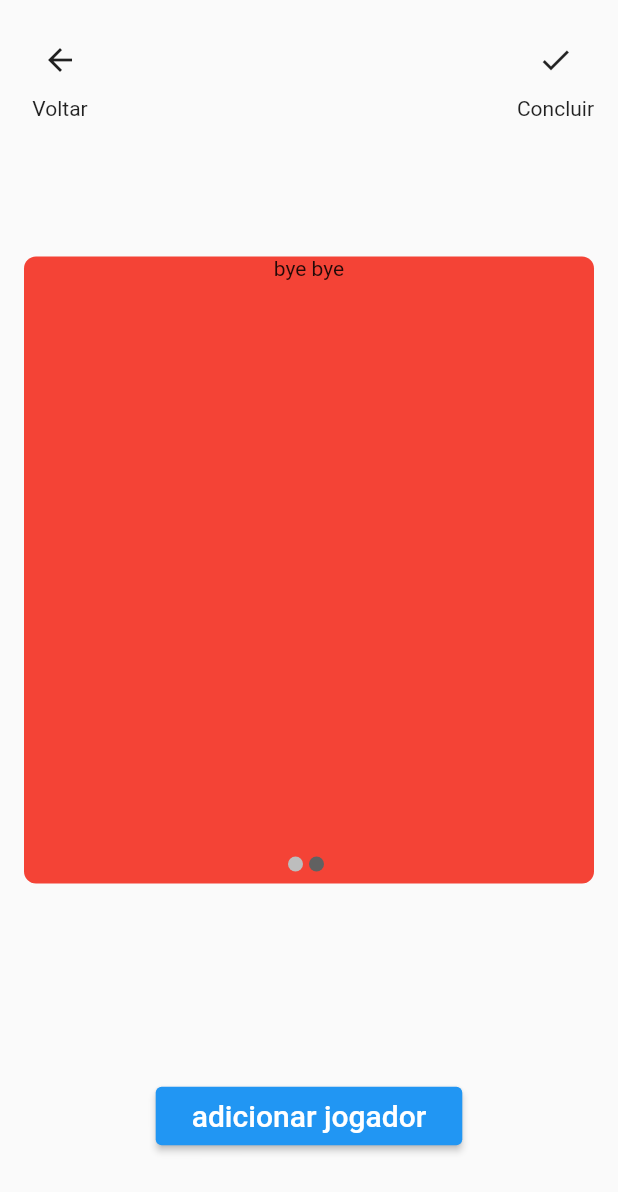
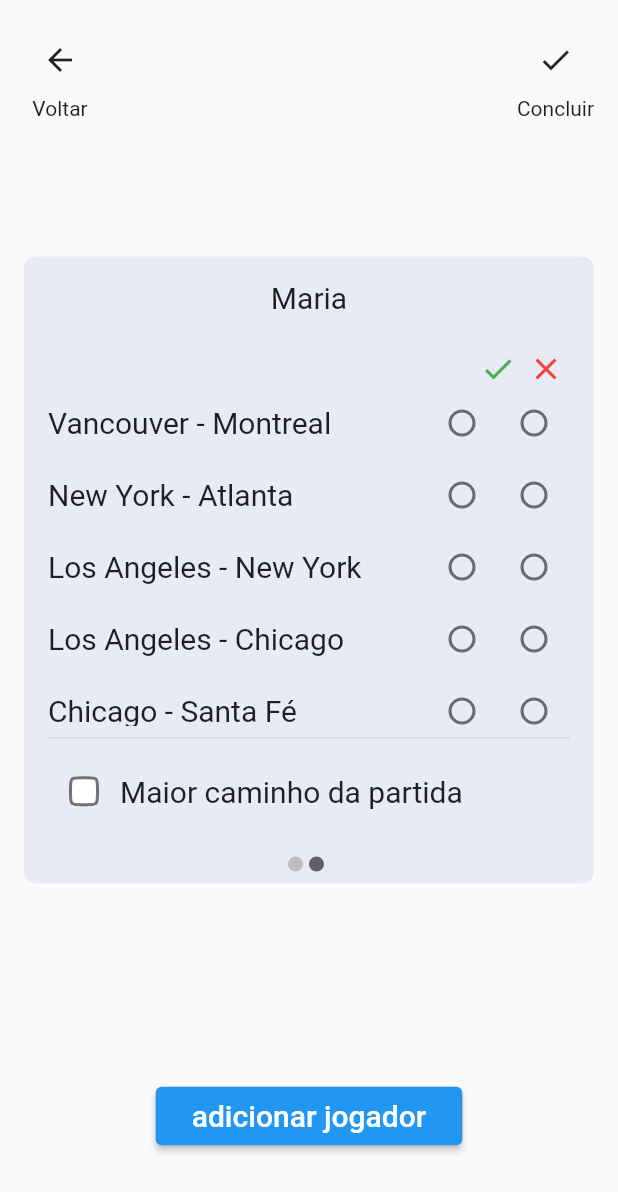
Before and after one commit to DevAlePeppermint/projeto_final, a Flutter app: the TicketToRideScore screen opened by its route, swiped to page 2, on a phone screen of 412 x 824 dp. Shown: the top 1192 px of the screen. Run offline on Flutter 3.47's test engine with Material 2 defaults, Android fonts, the phone set to English and light mode, and no system bars; drawn by our look-alikes of carousel_slider.

Commit message:
Desenvolve pagina de goals

```diff
--- /dev/null
+++ b/lib/pages/games/ticket_to_ride/components/goal_cities.dart
@@ -0,0 +1,48 @@
+import 'package:flutter/material.dart';
+import 'package:projeto_final/components/text_secondary.dart';
+
+class GoalCities extends StatefulWidget {
+  final cityName;
+
+  const GoalCities({
+    super.key,
+    required this.cityName,
+  });
+
+  @override
+  State<GoalCities> createState() => _GoalCitiesState();
+}
+
+class _GoalCitiesState extends State<GoalCities> {
+  String? goalStatus = 'not taken';
+
+  @override
+  Widget build(BuildContext context) {
+    return Row(
+      children: [
+        TextSecondary(text: widget.cityName),
+        const Spacer(),
+        Radio(
+          value: 'finished',
+          toggleable: true,
+          groupValue: goalStatus,
+          onChanged: (selectedValue) {
+            setState(() {
+              goalStatus = selectedValue;
+            });
+          },
+        ),
+        Radio(
+          value: 'unfinished',
+          toggleable: true,
+          groupValue: goalStatus,
+          onChanged: (selectedValue) {
+            setState(() {
+              goalStatus = selectedValue;
+            });
+          },
+        ),
+      ],
+    );
+  }
+}
--- /dev/null
+++ b/lib/pages/games/ticket_to_ride/components/goal_selecter.dart
@@ -0,0 +1,38 @@
+import 'package:flutter/material.dart';
+import 'package:projeto_final/pages/games/ticket_to_ride/components/goal_cities.dart';
+
+import '../../../../services/games/ticket_to_ride.dart';
+
+class GoalSelecter extends StatefulWidget {
+  const GoalSelecter({super.key});
+
+  @override
+  State<GoalSelecter> createState() => _GoalSelecterState();
+}
+
+class _GoalSelecterState extends State<GoalSelecter> {
+
+  @override
+  Widget build(BuildContext context) {
+    return SizedBox(
+      height: 250,
+      child: ListView(
+        shrinkWrap: true,
+        children: [
+          const Row(
+            mainAxisAlignment: MainAxisAlignment.end,
+            children: [
+              Icon(Icons.check, color: Colors.green,),
+              SizedBox(width: 8,),
+              Icon(Icons.close, color: Colors.red),
+              SizedBox(width: 4,),
+            ],
+          ),
+          for(var index = 0; index < cityPoints.length; index++)
+            GoalCities(cityName: cityPoints[index].city),
+        ],
+      ),
+    )
+ ;
+  }
+}
--- /dev/null
+++ b/lib/pages/games/ticket_to_ride/components/goals_counter.dart
@@ -0,0 +1,70 @@
+import 'package:flutter/material.dart';
+import 'package:projeto_final/pages/games/ticket_to_ride/components/goal_selecter.dart';
+
+import '../../../../components/text_secondary.dart';
+
+class GoalsCounter extends StatefulWidget {
+  const GoalsCounter({super.key});
+
+  @override
+  State<GoalsCounter> createState() => _GoalsCounterState();
+}
+
+class _GoalsCounterState extends State<GoalsCounter> {
+  bool isLongestTrainPath = false;
+
+  Color getColor (states) {
+    const Set<MaterialState> interactiveStates = <MaterialState>{
+      MaterialState.pressed,
+      MaterialState.focused,
+    };
+
+    if (states.any(interactiveStates.contains)) {
+      return Colors.transparent;
+    }
+    return Colors.white;
+  }
+
+  @override
+  Widget build(BuildContext context) {
+    return Padding(
+      padding: const EdgeInsets.all(16),
+      child: Container(
+        child: Column(
+          mainAxisAlignment: MainAxisAlignment.spaceBetween,
+          children: [
+            const TextSecondary(text: 'Maria'),
+            Column(
+              children: [
+                const GoalSelecter(),
+                const Divider(),
+                Row(
+                  children: [
+                    Checkbox(
+                      shape: ContinuousRectangleBorder(borderRadius: BorderRadius.circular(8)),
+                      fillColor: MaterialStateProperty.resolveWith<Color>(
+                        getColor
+                      ),
+                      checkColor: Colors.green,
+                      value: isLongestTrainPath,
+                      onChanged: (bool? value) {
+                        setState(() {
+                          isLongestTrainPath = value!;
+                        });
+                      }
+                    ),
+                    const Padding(
+                      padding: EdgeInsets.symmetric(vertical: 16),
+                      child: TextSecondary(text: 'Maior caminho da partida')
+                    )
+
+                  ],
+                )
+              ],
+            )
+          ],
+        ),
+      ),
+    );
+  }
+}
--- a/lib/pages/games/ticket_to_ride/components/train_counter.dart
+++ b/lib/pages/games/ticket_to_ride/components/train_counter.dart
@@ -16,7 +16,7 @@ class _TrainCounterState extends State<TrainCounter> {
       padding: const EdgeInsets.all(16),
       child: Container(
         child: const Column(
-          mainAxisAlignment: MainAxisAlignment.spaceAround,
+          mainAxisAlignment: MainAxisAlignment.spaceBetween,
           children: [
             TextSecondary(text: 'Maria'),
             Column(
--- a/lib/pages/games/ticket_to_ride/ticket_to_ride.dart
+++ b/lib/pages/games/ticket_to_ride/ticket_to_ride.dart
@@ -1,6 +1,7 @@
 import 'package:flutter/material.dart';
 import 'package:projeto_final/components/button.dart';
 import 'package:carousel_slider/carousel_slider.dart';
+import 'package:projeto_final/pages/games/ticket_to_ride/components/goals_counter.dart';
 import 'package:projeto_final/pages/games/ticket_to_ride/components/train_counter.dart';
 
 import '../../../components/breadcrumbs_component.dart';
@@ -16,7 +17,7 @@ class _TicketToRideScoreState extends State<TicketToRideScore> {
   int carouselItemFocused = 0;
   List<Widget> CarrouselItems = [
     const TrainCounter(),
-    const Text('bye bye')
+    const GoalsCounter()
   ];
 
   void onCarouselPageChange (newIndex, reason) {
@@ -69,7 +70,7 @@ class _TicketToRideScoreState extends State<TicketToRideScore> {
             Container(
               decoration: BoxDecoration(
                 borderRadius: BorderRadius.circular(8),
-                color: Colors.red
+                color: Colors.indigo[50]
               ),
               child: Column(
                 mainAxisAlignment: MainAxisAlignment.center,
--- /dev/null
+++ b/lib/services/games/ticket_to_ride.dart
@@ -0,0 +1,39 @@
+  class GoalsCardMap {
+  late String city;
+  late int points;
+
+  GoalsCardMap(this.city, this.points);
+}
+
+  List<GoalsCardMap> cityPoints = [
+    GoalsCardMap('Vancouver - Montreal', 30),
+    GoalsCardMap('New York - Atlanta', 6),
+    GoalsCardMap('Los Angeles - New York', 21),
+    GoalsCardMap('Los Angeles - Chicago', 16),
+    GoalsCardMap('Chicago - Santa Fé', 9),
+    GoalsCardMap('Kansas City - Houston', 5),
+    GoalsCardMap('Duluth - Houston', 8),
+    GoalsCardMap('Duluth - El Passo', 10),
+    GoalsCardMap('Denver - Pittsburgh', 11),
+    GoalsCardMap('Seatle - New York', 22),
+    GoalsCardMap('Los Angeles - Miami', 20),
+    GoalsCardMap('Calgary - Phoenix', 13),
+    GoalsCardMap('Vancouver - Santa Fé', 13),
+    GoalsCardMap('San Francisco - Atlanta', 17),
+    GoalsCardMap('Sault Ste. Marie - Nashville', 8),
+    GoalsCardMap('Sault Ste. Marie - Oklahoma City', 9),
+    GoalsCardMap('Dallas - New York', 11),
+    GoalsCardMap('Montréal - Atlanta', 9),
+    GoalsCardMap('Toronto - Miami', 10),
+    GoalsCardMap('Chicago - New Orleans', 7),
+    GoalsCardMap('Portland - Phoenix', 11),
+    GoalsCardMap('Helena - Los Angeles', 8),
+    GoalsCardMap('Seattle - Los Angeles', 9),
+    GoalsCardMap('Denver - El Passo', 4),
+    GoalsCardMap('Winipec - Little Rock', 11),
+    GoalsCardMap('Winnipec - Houston', 12),
+    GoalsCardMap('Calgary - Salt Lake City', 7),
+    GoalsCardMap('Montréal - New Orleans', 13),
+    GoalsCardMap('Boston - Miami', 12),
+    GoalsCardMap('Portland - Nashvile', 17),
+  ];
```
Also changed, not shown: lib/services/games/calcula_ticket_to_ride.dart (deleted).
